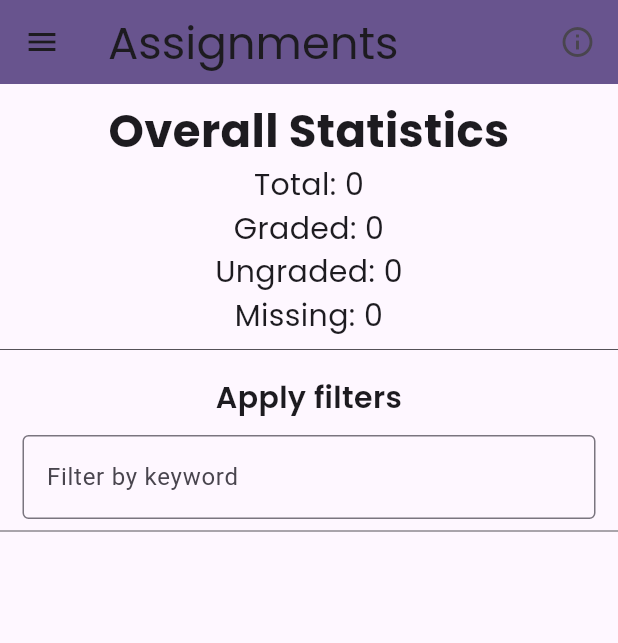
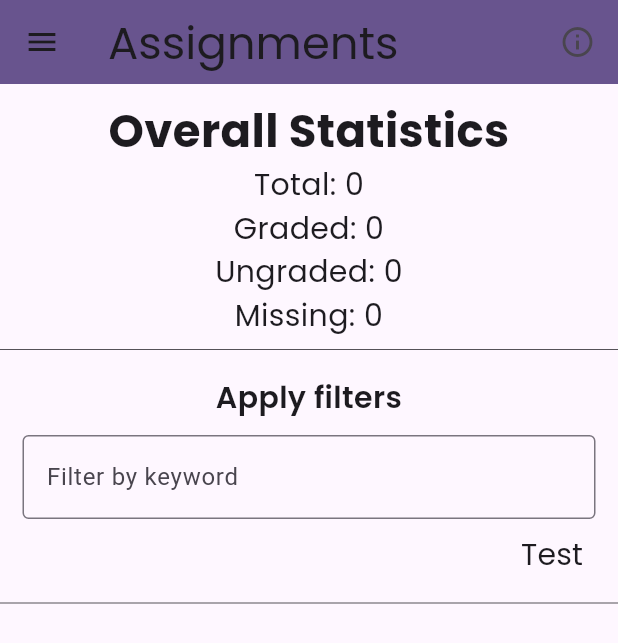
Before and after one commit to niooii/jupitered-frontend, a Flutter app: the AllAssignmentsPage screen opened directly with empty values, on a phone screen of 412 x 824 dp. Shown: the top 643 px of the screen. Run offline on Flutter 3.47's test engine with Material 3 defaults, Android fonts, the phone set to English and light mode, and no system bars; our stand-ins replace gap, google_fonts, lottie, shared_preferences, sqflite, sqflite_common_ffi; missing offline and left inert: catppuccin_flutter, flutter_hsvcolor_picker; accounts and stored records are empty.

Commit message:
gg its over

```diff
--- a/lib/pages/all_assignments/assignments_view.dart
+++ b/lib/pages/all_assignments/assignments_view.dart
@@ -3,17 +3,19 @@ import 'package:gap/gap.dart';
 import 'package:jupiter_frontend/models/assignment.dart';
 import 'package:jupiter_frontend/models/course.dart';
 import 'package:jupiter_frontend/pages/course/assignment_tile.dart';
+import 'package:jupiter_frontend/widgets/general/callisto_expandable_tile.dart';
 import 'package:jupiter_frontend/widgets/general/callisto_text.dart';
 import 'package:jupiter_frontend/widgets/scaffold_components/appbar.dart';
 import 'package:jupiter_frontend/widgets/scaffold_components/drawer.dart';
 import 'package:jupiter_frontend/widgets/general/divider.dart';
 
 class AssignmentsView extends StatefulWidget {
+  bool multiCourse;
   late List<Assignment> assignments = List.empty(growable: true);
   late List<Assignment> toRender = List.empty(growable: true);
 
   // stats
-  AssignmentsView({super.key, required this.assignments}) {
+  AssignmentsView({super.key, required this.assignments, this.multiCourse = false}) {
 
     toRender.addAll(assignments);
 
@@ -23,6 +25,8 @@ class AssignmentsView extends StatefulWidget {
   State<AssignmentsView> createState() => _AssignmentsViewState();
 }
 
+// TODO! if not multicourse, include category filter by searching through each assignments category.
+// if it is multicourse, include "only show course: and then when button isn clicked, expand into each category with All in there too".
 class _AssignmentsViewState extends State<AssignmentsView> {
   final TextEditingController _keywordSearchController = TextEditingController();
   @override
@@ -32,8 +36,6 @@ class _AssignmentsViewState extends State<AssignmentsView> {
         children: [
           CallistoText("Apply filters", size: 20, textAlign: TextAlign.center, weight: FontWeight.w600),
           Gap(10),
-          // TODO! search bar here, filter by course and subsection of that will be filter by each courses category
-          // aaron if u see this dw about it ill do it i feel like it sounds kinda retarded when i type it out
           Padding(
             padding: EdgeInsets.symmetric(horizontal: 15),
             child: TextField(
@@ -53,9 +55,24 @@ class _AssignmentsViewState extends State<AssignmentsView> {
               },
             ),
           ),
+          // TEST DELETE LATER
+          Row(
+            children: [
+              CExpansionTile(
+                mainAxisAlignment: MainAxisAlignment.end,
+                child: CallistoText("Test", size: 20),
+                expandedChildren: [
+                  CallistoText("aaa", size: 15),
+                  CallistoText("bbb", size: 15),
+                ],
+                expandDirection: ExpandDirection.left,
+              ),
+            ],
+            mainAxisAlignment: MainAxisAlignment.end,
+          ),
           const CDivider(),
           ...widget.toRender.map<Widget>((Assignment a) {
-            return AssignmentTile(assignment: a, includeCourseName: true,);
+            return AssignmentTile(assignment: a, includeCourseName: widget.multiCourse,);
           })
         ],
       );
--- a/lib/pages/all_assignments/page.dart
+++ b/lib/pages/all_assignments/page.dart
@@ -51,9 +51,7 @@ class _AllAssignmentsPageState extends State<AllAssignmentsPage> {
           CallistoText("Missing: ${widget.totalMissing}", size: 20, textAlign: TextAlign.center),
           const CDivider(),
           Gap(10),
-          // TODO! search bar here, filter by course and subsection of that will be filter by each courses category
-          // aaron if u see this dw about it ill do it i feel like it sounds kinda retarded when i type it out
-          AssignmentsView(assignments: widget.allAssignments, )
+          AssignmentsView(assignments: widget.allAssignments, multiCourse: true,)
         ],
       ),
     );
--- a/lib/pages/course/page.dart
+++ b/lib/pages/course/page.dart
@@ -1,7 +1,7 @@
 import 'package:flutter/material.dart';
 import 'package:jupiter_frontend/models/course.dart';
 import 'package:jupiter_frontend/pages/all_assignments/assignments_view.dart';
-import 'package:jupiter_frontend/pages/course/assignments_view.dart';
+import 'package:jupiter_frontend/pages/course/DEPRECATED.dart';
 import 'package:jupiter_frontend/widgets/scaffold_components/appbar.dart';
 import 'package:jupiter_frontend/widgets/general/divider.dart';
 
--- a/lib/services/db_manager.dart
+++ b/lib/services/db_manager.dart
@@ -9,6 +9,7 @@ import 'package:sqflite/sqflite.dart';
 
 import 'package:jupiter_frontend/models/assignment.dart';
 import 'package:jupiter_frontend/models/course.dart';
+import 'package:sqflite_common_ffi/sqflite_ffi.dart';
 // import 'package:sqflite_common_ffi/sqflite_ffi.dart';
 
 class CDbManager {
@@ -27,9 +28,9 @@ class CDbManager {
   Future<void> initDB() async {
     // _instance?.loadName();
 
-    // sqfliteFfiInit();
+    sqfliteFfiInit();
 
-    // databaseFactory = databaseFactoryFfi;
+    databaseFactory = databaseFactoryFfi;
 
     String path = await getDatabasesPath();
     db = await openDatabase(
--- a/lib/widgets/general/callisto_expandable_tile.dart
+++ b/lib/widgets/general/callisto_expandable_tile.dart
@@ -13,7 +13,10 @@ class CExpansionTile extends StatefulWidget {
   List<Widget> expandedChildren;
   Duration duration;
   ExpandDirection expandDirection;
-  CExpansionTile({super.key, required this.child, required this.expandedChildren, this.duration = const Duration(milliseconds: 500), this.expandDirection = ExpandDirection.down});
+  MainAxisAlignment mainAxisAlignment;
+  CrossAxisAlignment crossAxisAlignment;
+
+  CExpansionTile({super.key, required this.child, required this.expandedChildren, this.duration = const Duration(milliseconds: 500), this.expandDirection = ExpandDirection.down, this.mainAxisAlignment = MainAxisAlignment.start, this.crossAxisAlignment = CrossAxisAlignment.start});
 
   @override
   State<CExpansionTile> createState() => _CExpansionTileState();
@@ -33,18 +36,31 @@ class _CExpansionTileState extends State<CExpansionTile> {
       // TODO! does this even fucking work
       case ExpandDirection.left:
         child = Row(
+          // TODO! allow customization later maybe .. perhaps ...
+          mainAxisSize: MainAxisSize.min,
+          mainAxisAlignment: widget.mainAxisAlignment,
+          crossAxisAlignment: widget.crossAxisAlignment,
           children: _isExpanded ? children.reversed.toList() : [widget.child],
         );
       case ExpandDirection.up:
         child = Column(
+          mainAxisSize: MainAxisSize.min,
+          mainAxisAlignment: widget.mainAxisAlignment,
+          crossAxisAlignment: widget.crossAxisAlignment,
           children: _isExpanded ? children.reversed.toList() : [widget.child],
         );
       case ExpandDirection.down:
         child = Column(
+          mainAxisSize: MainAxisSize.min,
+          mainAxisAlignment: widget.mainAxisAlignment,
+          crossAxisAlignment: widget.crossAxisAlignment,
           children: _isExpanded ? children : [widget.child],
         );
       case ExpandDirection.right:
         child = Row(
+          mainAxisSize: MainAxisSize.min,
+          mainAxisAlignment: widget.mainAxisAlignment,
+          crossAxisAlignment: widget.crossAxisAlignment,
           children: _isExpanded ? children : [widget.child],
         );
     }
```
Also changed, not shown: lib/pages/course/DEPRECATED.dart (renamed from lib/pages/course/assignments_view.dart).
